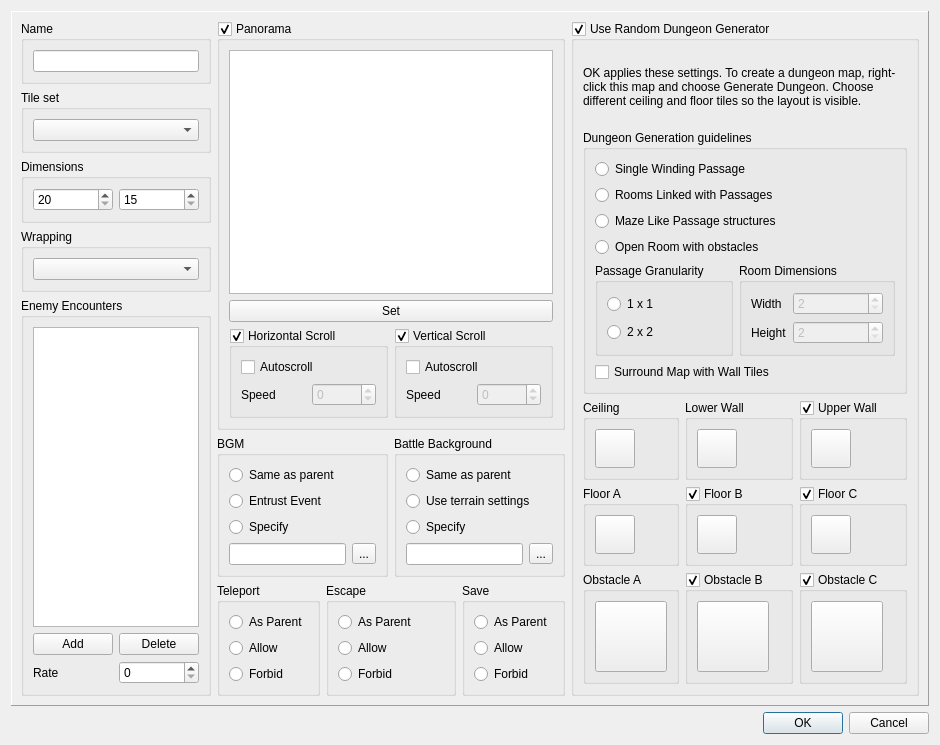
The window that src/ui/maptree/map_properties_dialog.ui (oulianov/Editor) describes before a commit, drawn with Qt 5.
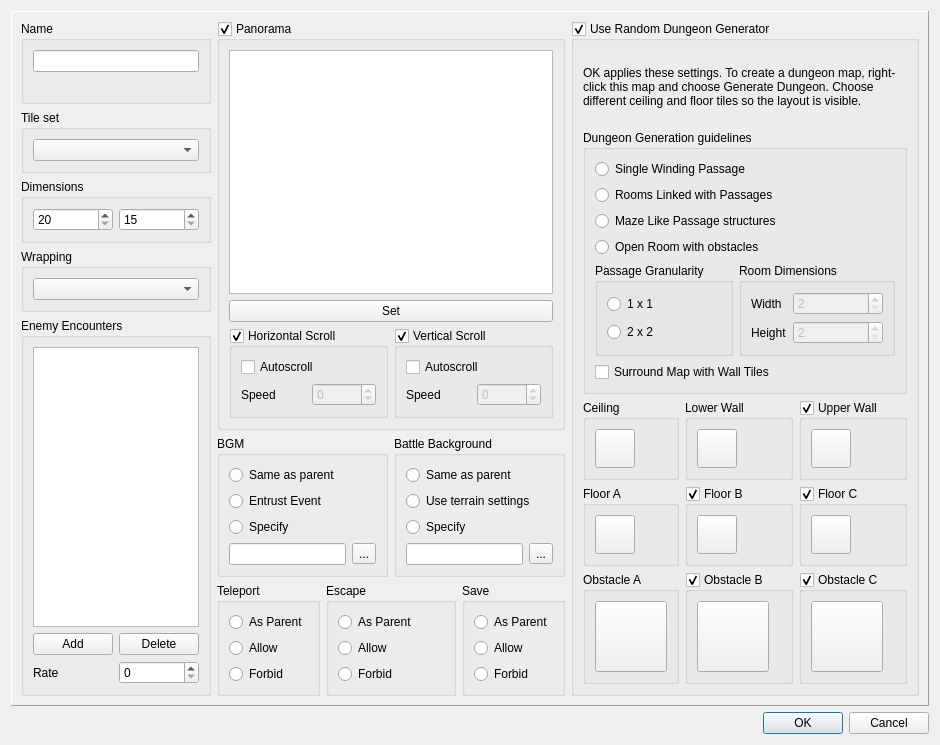
The same window after the commit.

Patch:
```diff
--- a/src/ui/maptree/map_properties_dialog.ui
+++ b/src/ui/maptree/map_properties_dialog.ui
@@ -30,7 +30,7 @@
           <property name="title">
            <string>Name</string>
           </property>
-          <layout class="QHBoxLayout" name="layoutName">
+          <layout class="QVBoxLayout" name="layoutName">
            <item>
             <widget class="QLineEdit" name="lineName">
              <property name="maxLength">
@@ -38,6 +38,9 @@
              </property>
             </widget>
            </item>
+           <item>
+            <widget class="QLabel" name="labelMapId"/>
+           </item>
           </layout>
          </widget>
         </item>
```
